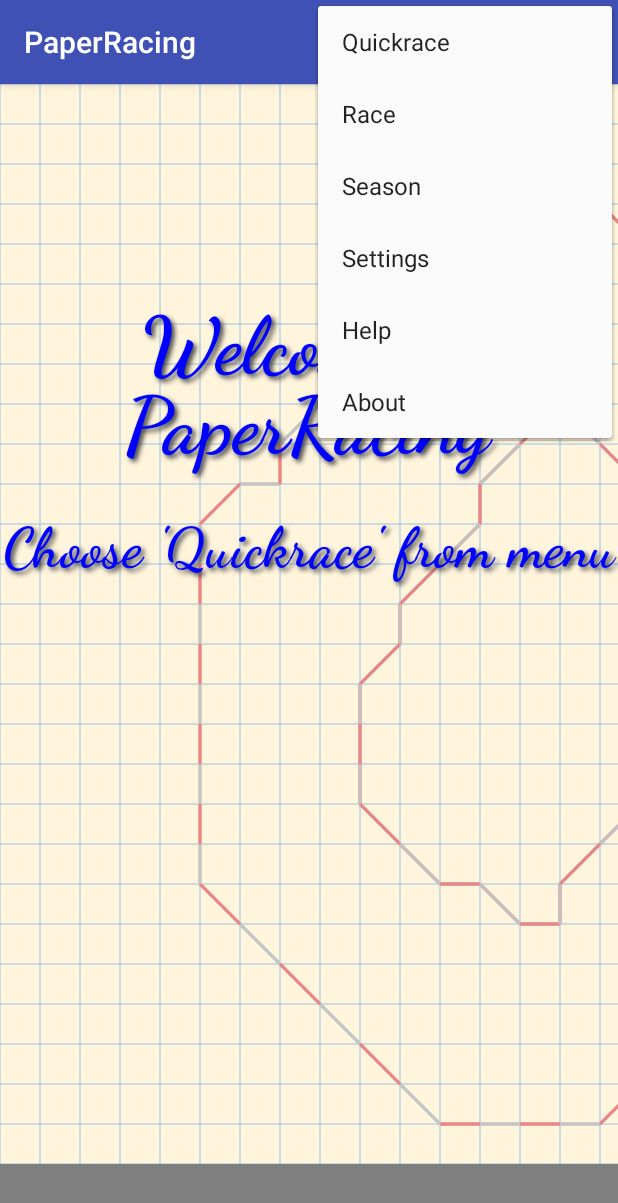
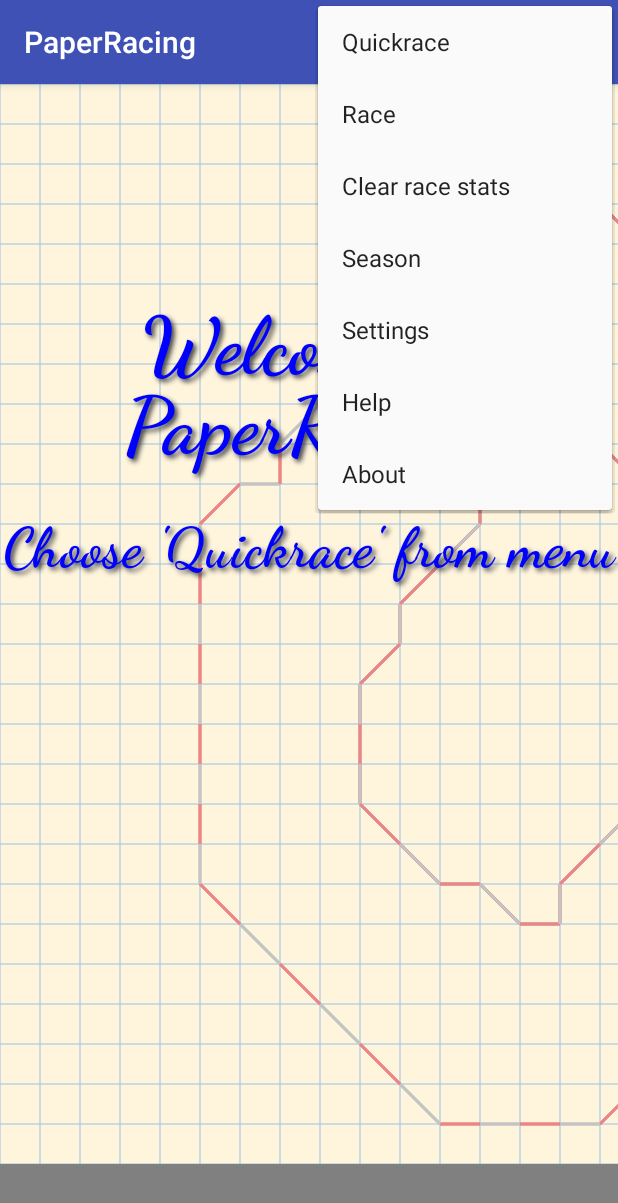
Before and after one commit to streblow/PaperRacing, an Android app: the screen it shows after launch (MainActivity), with the options menu open, on a phone screen of 412 x 824 dp. Shown: the top 1203 px of the screen. Run offline under Robolectric (Android 15) with nearby library versions, the light colour scheme and no system bars.

Commit message:
Race stats updated, clearing added in menu

```diff
--- a/app/src/main/res/layout/activity_main.xml
+++ b/app/src/main/res/layout/activity_main.xml
@@ -13,7 +13,7 @@
 
     <ImageButton
         android:id="@+id/imageButton1"
-        android:contentDescription="@string/buttonDescription"
+        android:contentDescription="@string/button_description"
         android:background="@drawable/button"
         android:onClick="onImageButton1Click"
         android:layout_width="wrap_content"
@@ -26,7 +26,7 @@
 
     <ImageButton
         android:id="@+id/imageButton2"
-        android:contentDescription="@string/buttonDescription"
+        android:contentDescription="@string/button_description"
         android:background="@drawable/button"
         android:onClick="onImageButton2Click"
         android:layout_width="wrap_content"
@@ -39,7 +39,7 @@
 
     <ImageButton
         android:id="@+id/imageButton3"
-        android:contentDescription="@string/buttonDescription"
+        android:contentDescription="@string/button_description"
         android:background="@drawable/button"
         android:onClick="onImageButton3Click"
         android:layout_width="wrap_content"
@@ -52,7 +52,7 @@
 
     <ImageButton
         android:id="@+id/imageButton4"
-        android:contentDescription="@string/buttonDescription"
+        android:contentDescription="@string/button_description"
         android:background="@drawable/button"
         android:onClick="onImageButton4Click"
         android:layout_width="wrap_content"
@@ -65,7 +65,7 @@
 
     <ImageButton
         android:id="@+id/imageButton5"
-        android:contentDescription="@string/buttonDescription"
+        android:contentDescription="@string/button_description"
         android:background="@drawable/button"
         android:onClick="onImageButton5Click"
         android:layout_width="wrap_content"
@@ -78,7 +78,7 @@
 
     <ImageButton
         android:id="@+id/imageButton6"
-        android:contentDescription="@string/buttonDescription"
+        android:contentDescription="@string/button_description"
         android:background="@drawable/button"
         android:onClick="onImageButton6Click"
         android:layout_width="wrap_content"
@@ -91,7 +91,7 @@
 
     <ImageButton
         android:id="@+id/imageButton7"
-        android:contentDescription="@string/buttonDescription"
+        android:contentDescription="@string/button_description"
         android:background="@drawable/button"
         android:onClick="onImageButton7Click"
         android:layout_width="wrap_content"
@@ -104,7 +104,7 @@
 
     <ImageButton
         android:id="@+id/imageButton8"
-        android:contentDescription="@string/buttonDescription"
+        android:contentDescription="@string/button_description"
         android:background="@drawable/button"
         android:onClick="onImageButton8Click"
         android:layout_width="wrap_content"
@@ -117,7 +117,7 @@
 
     <ImageButton
         android:id="@+id/imageButton9"
-        android:contentDescription="@string/buttonDescription"
+        android:contentDescription="@string/button_description"
         android:background="@drawable/button"
         android:onClick="onImageButton9Click"
         android:layout_width="wrap_content"
@@ -130,7 +130,7 @@
 
     <ImageButton
         android:id="@+id/imageButtonUndo"
-        android:contentDescription="@string/buttonDescription"
+        android:contentDescription="@string/button_description"
         android:background="@drawable/button_undo"
         android:onClick="onImageButtonUndo"
         android:layout_width="wrap_content"
--- a/app/src/main/res/menu/main.xml
+++ b/app/src/main/res/menu/main.xml
@@ -10,6 +10,11 @@
         android:orderInCategory="110"
         android:title="@string/action_race"
         android:icon="@drawable/newgame"/>
+    <item
+        android:id="@+id/action_racestats_clear"
+        android:orderInCategory="110"
+        android:title="@string/action_racestats_clear"
+        />
     <item
         android:id="@+id/action_season"
         android:orderInCategory="120"
--- a/app/src/main/res/raw-de/info.txt
+++ b/app/src/main/res/raw-de/info.txt
@@ -1,6 +1,6 @@
 <h2>PaperRacing</h2>
 <b>Version 0.9</b><br>
-&#169; 2017-12-22 Lars Streblow<br>
+&#169; 2017-12-26 Lars Streblow<br>
 <br>
 streblow.gmxhome.de<br>
 lars.streblow@gmx.de
--- a/app/src/main/res/raw/info.txt
+++ b/app/src/main/res/raw/info.txt
@@ -1,6 +1,6 @@
 <h2>PaperRacing</h2>
 <b>Version 0.9</b><br>
-&#169; 2017-12-22 Lars Streblow<br>
+&#169; 2017-12-26 Lars Streblow<br>
 <br>
 streblow.gmxhome.de<br>
 lars.streblow@gmx.de
--- a/app/src/main/res/values/strings.xml
+++ b/app/src/main/res/values/strings.xml
@@ -4,6 +4,7 @@
     <string name="settings_activity_title">PaperRacing - Settings</string>
     <string name="action_quickrace">Quickrace</string>
     <string name="action_race">Race</string>
+    <string name="action_racestats_clear">Clear race stats</string>
     <string name="action_season">Season</string>
     <string name="action_settings">Settings</string>
     <string name="action_help">Help</string>
@@ -25,5 +26,8 @@
     <string name="quickrace_player_name">playername</string>
     <string name="race_title">Race</string>
     <string name="season_title">Season</string>
-    <string name="buttonDescription">Do</string>
+    <string name="button_description">Go</string>
+    <string name="racetable_header_player">Player</string>
+    <string name="racetable_header_races">Races</string>
+    <string name="racetable_header_won">Won (%)</string>
 </resources>
```
Also changed, not shown: app/src/main/java/de/streblow/paperracing/MainActivity.java (+43 -24 lines), app/src/main/res/drawable/button_clear.png (added), 1 other file.
